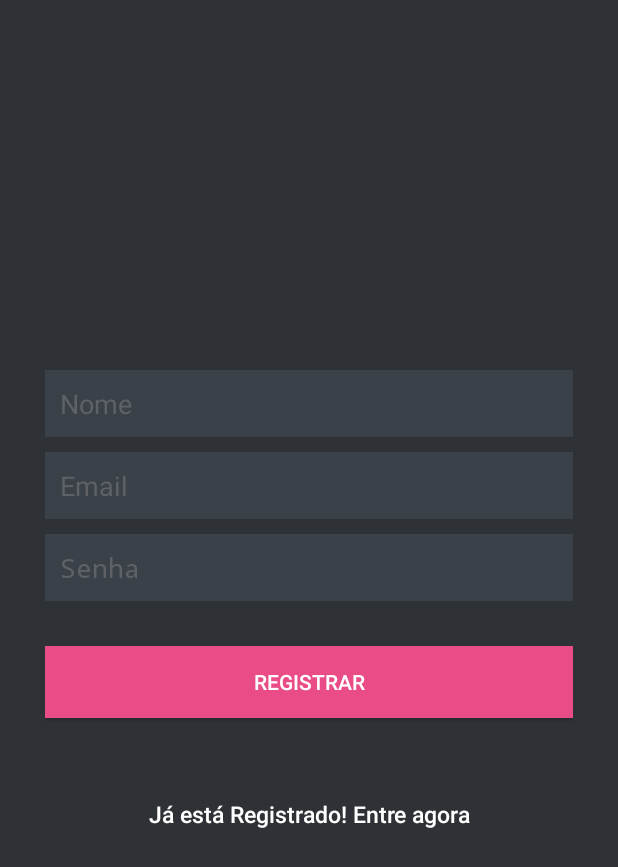
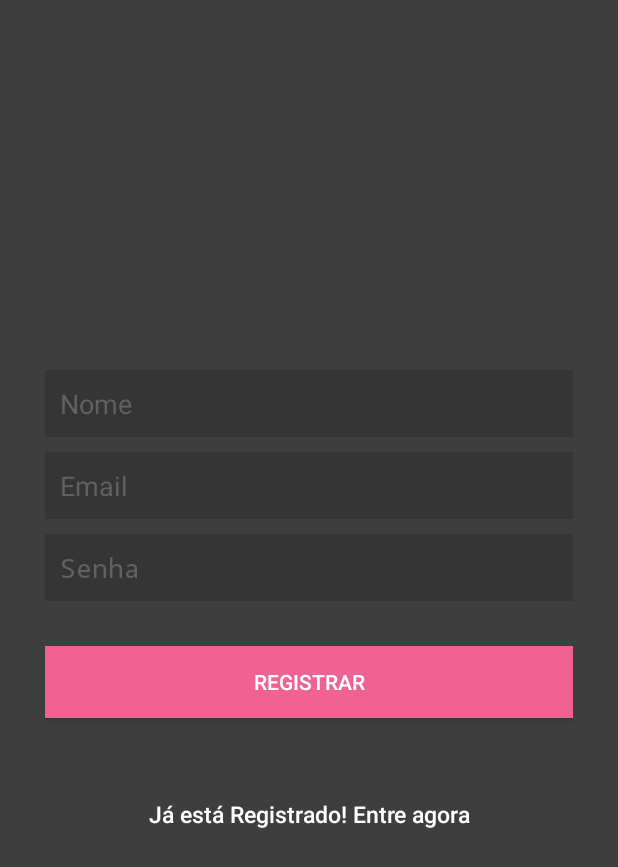
Before and after one commit to JessySilva/cs-mobile, an Android app: the RegisterActivity screen opened directly, with no data from a screen before it, on a phone screen of 412 x 824 dp. Shown: the top 867 px of the screen. Run offline under Robolectric (Android 15) with nearby library versions, the phone set to English and light mode, and no system bars; our stand-ins replace AdMob.

Commit message:
Alteração de cores Login e Registro
Atualização nas cores da tela de login e registro

```diff
--- a/app/src/main/res/layout/activity_register.xml
+++ b/app/src/main/res/layout/activity_register.xml
@@ -3,7 +3,7 @@
     xmlns:ads="http://schemas.android.com/apk/res-auto"
     android:layout_width="fill_parent"
     android:layout_height="fill_parent"
-    android:background="@color/bg_register"
+    android:background="@color/md_black_1000_75"
     android:gravity="center"
     android:orientation="vertical"
     android:padding="10dp" >
@@ -21,39 +21,39 @@
             android:layout_width="fill_parent"
             android:layout_height="wrap_content"
             android:layout_marginBottom="10dp"
-            android:background="@color/input_register_bg"
+            android:background="@color/md_black_1000_15"
             android:hint="@string/hint_name"
             android:padding="10dp"
             android:singleLine="true"
             android:inputType="textCapWords"
-            android:textColor="@color/input_register"
-            android:textColorHint="@color/input_register_hint" />
+            android:textColor="@color/md_grey_500"
+            android:textColorHint="@color/md_grey_700" />
 
         <EditText
             android:id="@+id/email"
             android:layout_width="fill_parent"
             android:layout_height="wrap_content"
             android:layout_marginBottom="10dp"
-            android:background="@color/input_register_bg"
+            android:background="@color/md_black_1000_15"
             android:hint="@string/hint_email"
             android:inputType="textEmailAddress"
             android:padding="10dp"
             android:singleLine="true"
-            android:textColor="@color/input_register"
-            android:textColorHint="@color/input_register_hint" />
+            android:textColor="@color/md_grey_500"
+            android:textColorHint="@color/md_grey_700" />
 
         <EditText
             android:id="@+id/password"
             android:layout_width="fill_parent"
             android:layout_height="wrap_content"
             android:layout_marginBottom="10dp"
-            android:background="@color/input_register_bg"
+            android:background="@color/md_black_1000_15"
             android:hint="@string/hint_password"
             android:inputType="textPassword"
             android:padding="10dp"
             android:singleLine="true"
-            android:textColor="@color/input_register"
-            android:textColorHint="@color/input_register_hint" />
+            android:textColor="@color/md_grey_500"
+            android:textColorHint="@color/md_grey_700" />
 
         <!-- LoginActivity Button -->
 
@@ -62,9 +62,9 @@
             android:layout_width="fill_parent"
             android:layout_height="wrap_content"
             android:layout_marginTop="20dip"
-            android:background="#ea4c88"
+            android:background="@color/md_pink_300"
             android:text="@string/btn_register"
-            android:textColor="@color/white" />
+            android:textColor="@color/md_white_1000" />
 
         <!-- Link to LoginActivity Screen -->
 
@@ -76,7 +76,7 @@
             android:background="@null"
             android:text="@string/btn_link_to_login"
             android:textAllCaps="false"
-            android:textColor="@color/white"
+            android:textColor="@color/md_white_1000"
             android:textSize="15dp" />
     </LinearLayout>
 
--- a/app/src/main/res/values/colors.xml
+++ b/app/src/main/res/values/colors.xml
@@ -1,23 +1,8 @@
 <?xml version="1.0" encoding="utf-8"?>
 <resources>
-    <color name="colorPrimary">#26ae90</color> <!--#3F51B5-->
-    <color name="colorPrimaryDark">#3CB371</color> <!--#303F9F-->
-    <color name="colorAccent">#428bca</color>
-
-    <color name="bg_login">#26ae90</color>
-    <color name="bg_register">#2e3237</color>
-    <color name="bg_main">#428bca</color>
-    <color name="white">#ffffff</color>
-    <color name="input_login">#222222</color>
-    <color name="input_login_hint">#999999</color>
-    <color name="input_register">#888888</color>
-    <color name="input_register_bg">#3b4148</color>
-    <color name="input_register_hint">#5e6266</color>
-    <color name="btn_login">#26ae90</color>
-    <color name="btn_login_bg">#eceef1</color>
-    <color name="lbl_name">#333333</color>
-    <color name="btn_gps">#ff6861</color>
-    <color name="btn_logut_bg">#26ae9a</color>
+    <color name="colorPrimary">#2e7d32</color>
+    <color name="colorPrimaryDark">#00e676</color>
+    <color name="colorAccent">#ccff90</color>
 
     <!-- Cores do Google de Material Design
     http://www.google.com/design/spec/style/color.html
```
Also changed, not shown: app/src/main/res/layout/activity_login.xml (+10 -10 lines).
